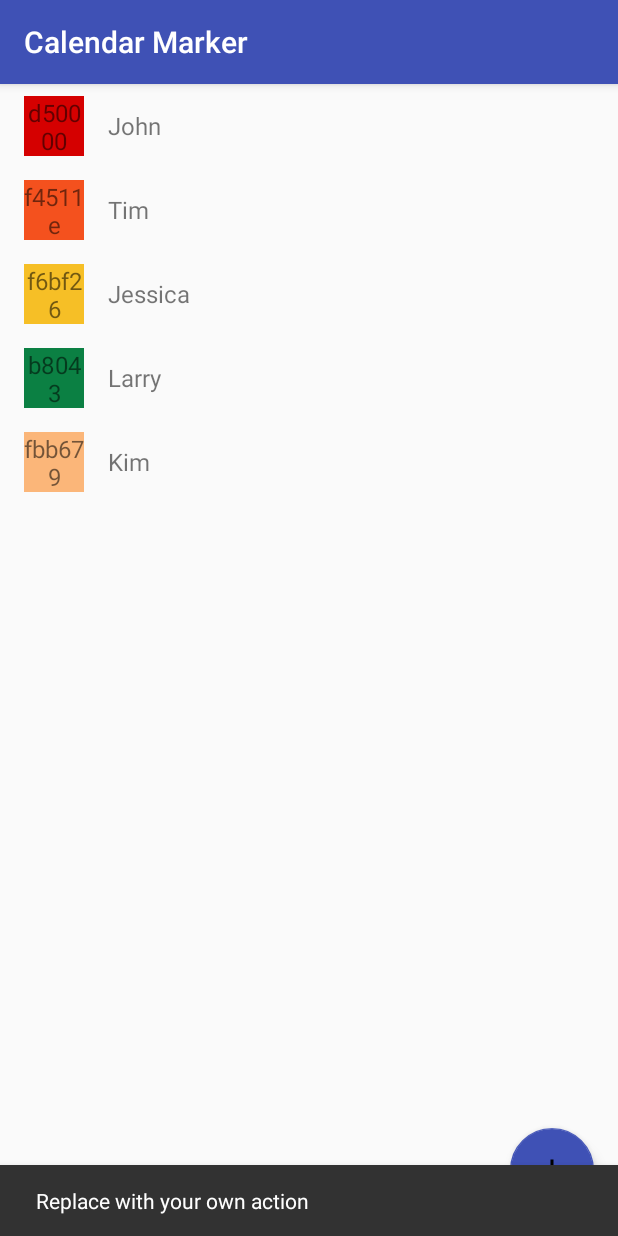
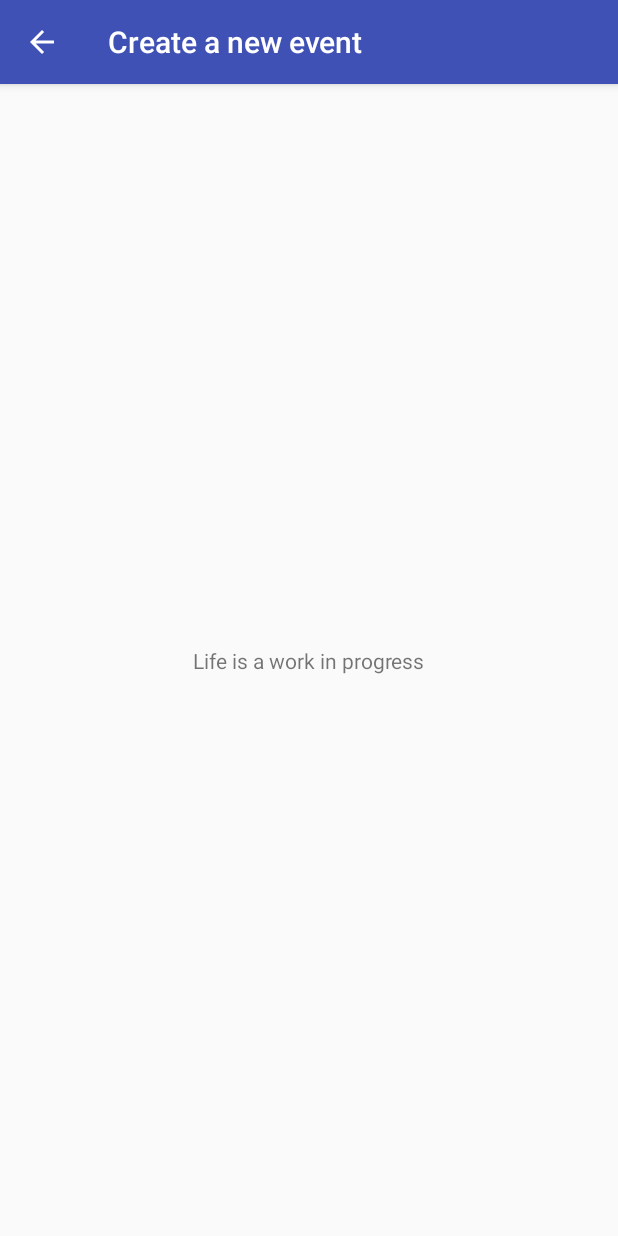
Before and after one commit to lsteamer/Calendar-Event, an Android app: the screen it shows after launch (MainActivity before the commit, EventDetailActivity after it), after a tap on an icon or button, on a phone screen of 412 x 824 dp. Run offline under Robolectric (Android 15) with nearby library versions, the phone set to English and light mode, and no system bars.

Commit message:
06 - New Activity launches when FAB is pressed

```diff
--- a/app/src/main/AndroidManifest.xml
+++ b/app/src/main/AndroidManifest.xml
@@ -19,6 +19,10 @@
                 <category android:name="android.intent.category.LAUNCHER" />
             </intent-filter>
         </activity>
+        <activity
+            android:name=".EventDetailActivity"
+            android:label="@string/create_event_title"
+            android:parentActivityName=".EventDetailActivity"/>
     </application>
 
 </manifest>
--- /dev/null
+++ b/app/src/main/java/lsteamer/elmexicano/com/calendarmarker/EventDetailActivity.java
@@ -0,0 +1,20 @@
+package lsteamer.elmexicano.com.calendarmarker;
+
+import android.os.Bundle;
+import android.os.PersistableBundle;
+import android.support.annotation.Nullable;
+import android.support.v7.app.AppCompatActivity;
+
+/**
+ * Created by lsteamer on 28/02/2018.
+ */
+
+public class EventDetailActivity extends AppCompatActivity {
+
+    @Override
+    public void onCreate(Bundle savedInstanceState) {
+        super.onCreate(savedInstanceState);
+        setContentView(R.layout.event_detail);
+
+    }
+}
--- a/app/src/main/java/lsteamer/elmexicano/com/calendarmarker/EventListAdapter.java
+++ b/app/src/main/java/lsteamer/elmexicano/com/calendarmarker/EventListAdapter.java
@@ -10,6 +10,7 @@ import android.view.ViewGroup;
 import android.widget.TextView;
 
 import lsteamer.elmexicano.com.calendarmarker.data.EventListContract;
+import lsteamer.elmexicano.com.calendarmarker.utils.ColorUtil;
 
 /**
  * Created by lsteamer on 25/02/2018.
@@ -44,12 +45,11 @@ public class EventListAdapter extends RecyclerView.Adapter<EventListAdapter.Even
        String title = mCursor.getString(mCursor.getColumnIndex(EventListContract.EventListEntry.COLUMN_TITLE));
        int color = mCursor.getInt(mCursor.getColumnIndex(EventListContract.EventListEntry.COLUMN_COLOR));
 
-       String strColor = Integer.toHexString(color);
+       color = ColorUtil.getColorHexInt(color);
 
 
        holder.titleTextView.setText(title);
-       holder.colorTextView.setText(strColor);
-       holder.colorTextView.setBackgroundColor(0xff000000 + Integer.parseInt(strColor,16));
+       holder.colorTextView.setBackgroundColor(color);
 
     }
 
--- a/app/src/main/java/lsteamer/elmexicano/com/calendarmarker/MainActivity.java
+++ b/app/src/main/java/lsteamer/elmexicano/com/calendarmarker/MainActivity.java
@@ -1,6 +1,7 @@
 package lsteamer.elmexicano.com.calendarmarker;
 
 import android.content.ContentValues;
+import android.content.Intent;
 import android.database.Cursor;
 import android.database.SQLException;
 import android.database.sqlite.SQLiteDatabase;
@@ -40,8 +41,8 @@ public class MainActivity extends AppCompatActivity {
         fab.setOnClickListener(new View.OnClickListener() {
             @Override
             public void onClick(View view) {
-                Snackbar.make(view, "Replace with your own action", Snackbar.LENGTH_LONG)
-                        .setAction("Action", null).show();
+                Intent intent = new Intent(getApplicationContext(), EventDetailActivity.class);
+                startActivity(intent);
             }
         });
 
@@ -107,31 +108,127 @@ public class MainActivity extends AppCompatActivity {
         ContentValues cv = new ContentValues();
         cv.put(EventListContract.EventListEntry.COLUMN_TITLE, "John");
         cv.put(EventListContract.EventListEntry.COLUMN_DESCRIPTION, "nope noe");
-        cv.put(EventListContract.EventListEntry.COLUMN_COLOR, 13959168);
+        cv.put(EventListContract.EventListEntry.COLUMN_COLOR, 1);
         list.add(cv);
 
         cv = new ContentValues();
         cv.put(EventListContract.EventListEntry.COLUMN_TITLE, "Tim");
         cv.put(EventListContract.EventListEntry.COLUMN_DESCRIPTION, "nope noee");
-        cv.put(EventListContract.EventListEntry.COLUMN_COLOR, 16011550);
+        cv.put(EventListContract.EventListEntry.COLUMN_COLOR, 2);
         list.add(cv);
 
         cv = new ContentValues();
         cv.put(EventListContract.EventListEntry.COLUMN_TITLE, "Jessica");
         cv.put(EventListContract.EventListEntry.COLUMN_DESCRIPTION, "nope noeee");
-        cv.put(EventListContract.EventListEntry.COLUMN_COLOR, 16170790);
+        cv.put(EventListContract.EventListEntry.COLUMN_COLOR, 3);
         list.add(cv);
 
         cv = new ContentValues();
         cv.put(EventListContract.EventListEntry.COLUMN_TITLE, "Larry");
         cv.put(EventListContract.EventListEntry.COLUMN_DESCRIPTION, "nope noeeeee");
-        cv.put(EventListContract.EventListEntry.COLUMN_COLOR, 753731);
+        cv.put(EventListContract.EventListEntry.COLUMN_COLOR, 4);
         list.add(cv);
 
         cv = new ContentValues();
         cv.put(EventListContract.EventListEntry.COLUMN_TITLE, "Kim");
         cv.put(EventListContract.EventListEntry.COLUMN_DESCRIPTION, "nope nowe");
-        cv.put(EventListContract.EventListEntry.COLUMN_COLOR, 16496249);
+        cv.put(EventListContract.EventListEntry.COLUMN_COLOR, 5);
+        list.add(cv);
+
+        cv = new ContentValues();
+        cv.put(EventListContract.EventListEntry.COLUMN_TITLE, "Tim");
+        cv.put(EventListContract.EventListEntry.COLUMN_DESCRIPTION, "nope noee");
+        cv.put(EventListContract.EventListEntry.COLUMN_COLOR, 2);
+        list.add(cv);
+
+        cv = new ContentValues();
+        cv.put(EventListContract.EventListEntry.COLUMN_TITLE, "Jessica");
+        cv.put(EventListContract.EventListEntry.COLUMN_DESCRIPTION, "nope noeee");
+        cv.put(EventListContract.EventListEntry.COLUMN_COLOR, 3);
+        list.add(cv);
+
+        cv = new ContentValues();
+        cv.put(EventListContract.EventListEntry.COLUMN_TITLE, "Larry");
+        cv.put(EventListContract.EventListEntry.COLUMN_DESCRIPTION, "nope noeeeee");
+        cv.put(EventListContract.EventListEntry.COLUMN_COLOR, 4);
+        list.add(cv);
+
+        cv = new ContentValues();
+        cv.put(EventListContract.EventListEntry.COLUMN_TITLE, "Kim");
+        cv.put(EventListContract.EventListEntry.COLUMN_DESCRIPTION, "nope nowe");
+        cv.put(EventListContract.EventListEntry.COLUMN_COLOR, 5);
+        list.add(cv);
+
+        cv = new ContentValues();
+        cv.put(EventListContract.EventListEntry.COLUMN_TITLE, "Tim");
+        cv.put(EventListContract.EventListEntry.COLUMN_DESCRIPTION, "nope noee");
+        cv.put(EventListContract.EventListEntry.COLUMN_COLOR, 2);
+        list.add(cv);
+
+        cv = new ContentValues();
+        cv.put(EventListContract.EventListEntry.COLUMN_TITLE, "Jessica");
+        cv.put(EventListContract.EventListEntry.COLUMN_DESCRIPTION, "nope noeee");
+        cv.put(EventListContract.EventListEntry.COLUMN_COLOR, 3);
+        list.add(cv);
+
+        cv = new ContentValues();
+        cv.put(EventListContract.EventListEntry.COLUMN_TITLE, "Larry");
+        cv.put(EventListContract.EventListEntry.COLUMN_DESCRIPTION, "nope noeeeee");
+        cv.put(EventListContract.EventListEntry.COLUMN_COLOR, 4);
+        list.add(cv);
+
+        cv = new ContentValues();
+        cv.put(EventListContract.EventListEntry.COLUMN_TITLE, "Kim");
+        cv.put(EventListContract.EventListEntry.COLUMN_DESCRIPTION, "nope nowe");
+        cv.put(EventListContract.EventListEntry.COLUMN_COLOR, 5);
+        list.add(cv);
+
+        cv = new ContentValues();
+        cv.put(EventListContract.EventListEntry.COLUMN_TITLE, "Tim");
+        cv.put(EventListContract.EventListEntry.COLUMN_DESCRIPTION, "nope noee");
+        cv.put(EventListContract.EventListEntry.COLUMN_COLOR, 2);
+        list.add(cv);
+
+        cv = new ContentValues();
+        cv.put(EventListContract.EventListEntry.COLUMN_TITLE, "Jessica");
+        cv.put(EventListContract.EventListEntry.COLUMN_DESCRIPTION, "nope noeee");
+        cv.put(EventListContract.EventListEntry.COLUMN_COLOR, 3);
+        list.add(cv);
+
+        cv = new ContentValues();
+        cv.put(EventListContract.EventListEntry.COLUMN_TITLE, "Larry");
+        cv.put(EventListContract.EventListEntry.COLUMN_DESCRIPTION, "nope noeeeee");
+        cv.put(EventListContract.EventListEntry.COLUMN_COLOR, 4);
+        list.add(cv);
+
+        cv = new ContentValues();
+        cv.put(EventListContract.EventListEntry.COLUMN_TITLE, "Kim");
+        cv.put(EventListContract.EventListEntry.COLUMN_DESCRIPTION, "nope nowe");
+        cv.put(EventListContract.EventListEntry.COLUMN_COLOR, 5);
+        list.add(cv);
+
+        cv = new ContentValues();
+        cv.put(EventListContract.EventListEntry.COLUMN_TITLE, "Tim");
+        cv.put(EventListContract.EventListEntry.COLUMN_DESCRIPTION, "nope noee");
+        cv.put(EventListContract.EventListEntry.COLUMN_COLOR, 2);
+        list.add(cv);
+
+        cv = new ContentValues();
+        cv.put(EventListContract.EventListEntry.COLUMN_TITLE, "Jessica");
+        cv.put(EventListContract.EventListEntry.COLUMN_DESCRIPTION, "nope noeee");
+        cv.put(EventListContract.EventListEntry.COLUMN_COLOR, 3);
+        list.add(cv);
+
+        cv = new ContentValues();
+        cv.put(EventListContract.EventListEntry.COLUMN_TITLE, "Larry");
+        cv.put(EventListContract.EventListEntry.COLUMN_DESCRIPTION, "nope noeeeee");
+        cv.put(EventListContract.EventListEntry.COLUMN_COLOR, 4);
+        list.add(cv);
+
+        cv = new ContentValues();
+        cv.put(EventListContract.EventListEntry.COLUMN_TITLE, "Kim");
+        cv.put(EventListContract.EventListEntry.COLUMN_DESCRIPTION, "nope nowe");
+        cv.put(EventListContract.EventListEntry.COLUMN_COLOR, 5);
         list.add(cv);
 
         //insert all guests in one transaction
--- /dev/null
+++ b/app/src/main/res/layout/event_detail.xml
@@ -0,0 +1,17 @@
+<?xml version="1.0" encoding="utf-8"?>
+<android.support.constraint.ConstraintLayout
+    xmlns:android="http://schemas.android.com/apk/res/android"
+    xmlns:app="http://schemas.android.com/apk/res-auto"
+    android:layout_width="match_parent"
+    android:layout_height="match_parent">
+
+    <TextView
+        android:id="@+id/textView"
+        android:layout_width="wrap_content"
+        android:layout_height="wrap_content"
+        android:text="Life is a work in progress"
+        app:layout_constraintBottom_toBottomOf="parent"
+        app:layout_constraintLeft_toLeftOf="parent"
+        app:layout_constraintRight_toRightOf="parent"
+        app:layout_constraintTop_toTopOf="parent" />
+</android.support.constraint.ConstraintLayout>
--- a/app/src/main/res/values/strings.xml
+++ b/app/src/main/res/values/strings.xml
@@ -1,3 +1,6 @@
 <resources>
     <string name="app_name">Calendar Marker</string>
+
+    <string name="create_event_title">Create a new event</string>
+    <string name="edit_event_title">Edit the event</string>
 </resources>
```
Also changed, not shown: app/src/main/java/lsteamer/elmexicano/com/calendarmarker/utils/ColorUtil.java (added, +74 -0 lines).
